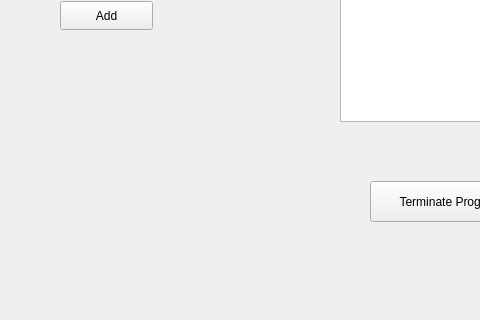
Old version of the form key-shortcut/mainwindow.ui in the repository simonisfiction/occ-hacks; both pictures show x 0 to 480 and y 219 to 539 of the 615 by 539 pixel window.
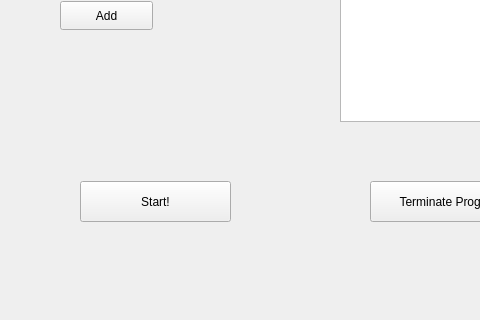
New version of the form.

Commit message: added start button

```diff
--- a/key-shortcut/mainwindow.ui
+++ b/key-shortcut/mainwindow.ui
@@ -102,6 +102,19 @@
      <string>Terminate Program</string>
     </property>
    </widget>
+   <widget class="QPushButton" name="btnStart">
+    <property name="geometry">
+     <rect>
+      <x>80</x>
+      <y>400</y>
+      <width>151</width>
+      <height>41</height>
+     </rect>
+    </property>
+    <property name="text">
+     <string>Start!</string>
+    </property>
+   </widget>
   </widget>
   <widget class="QMenuBar" name="menubar">
    <property name="geometry">
```
The commit also changes 5 other files.
